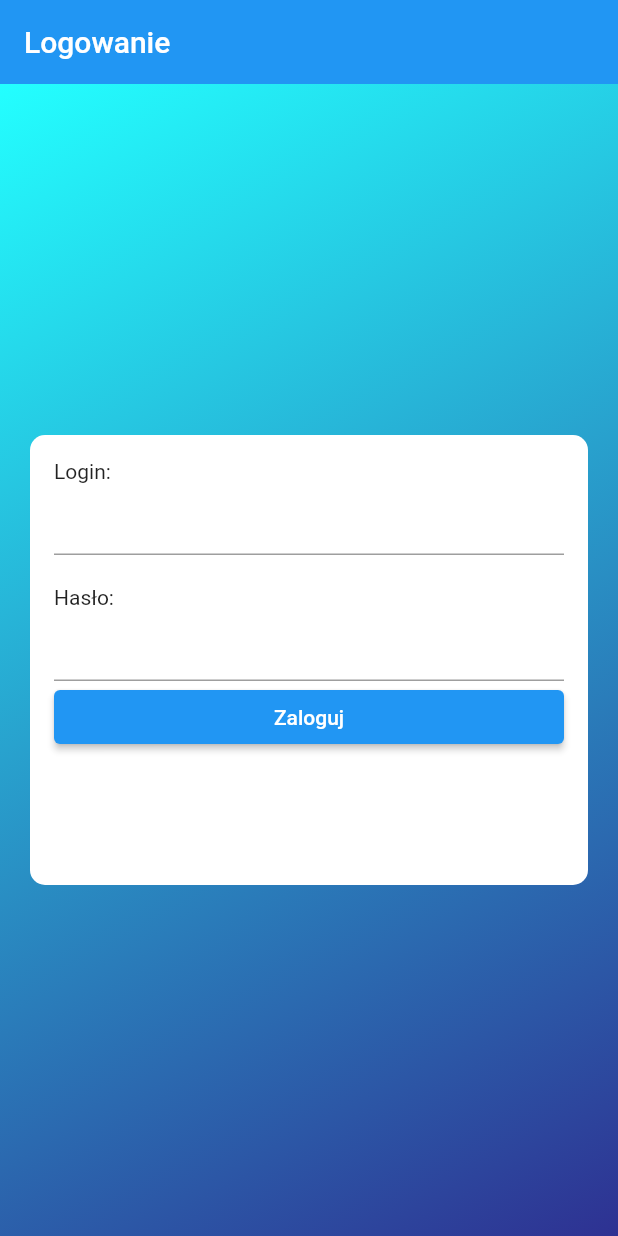
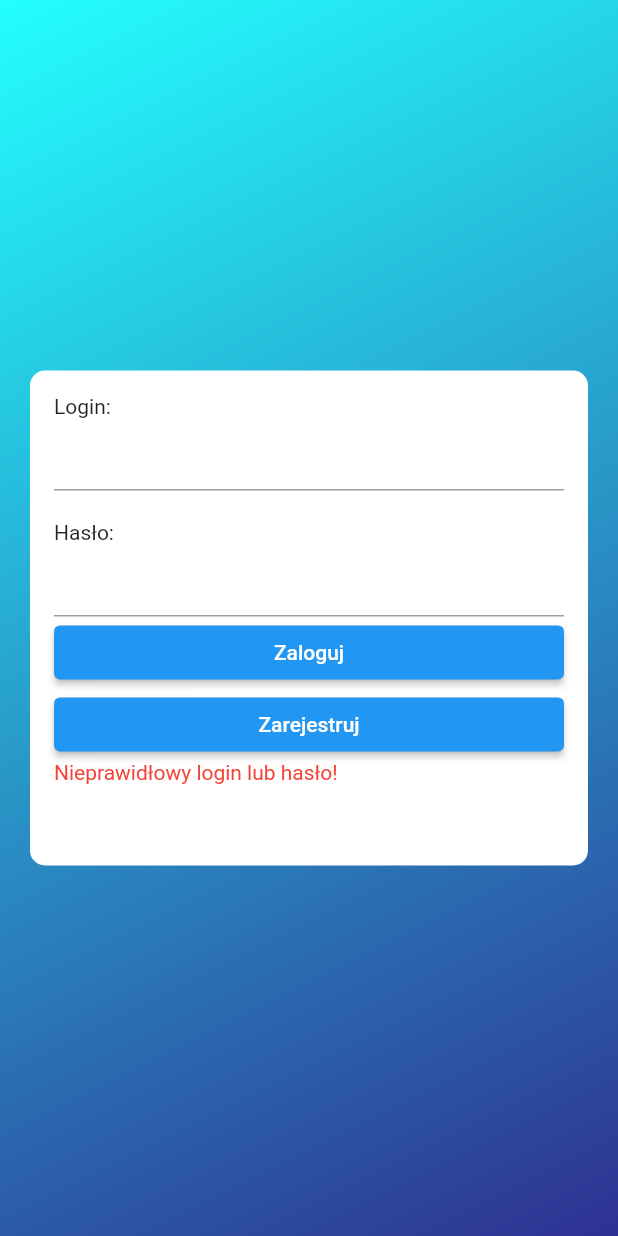
Before and after one commit to frankos6/animated-winner, a Flutter app: the screen it shows after launch, after a tap on "Zaloguj", on a phone screen of 412 x 824 dp. Run offline on Flutter 3.47's test engine with Material 2 defaults, Android fonts, the light colour scheme and no system bars; accounts and stored records are empty; network calls fail.

Commit message:
login and register

```diff
--- a/lib/main.dart
+++ b/lib/main.dart
@@ -3,5 +3,7 @@ import 'package:flutter/material.dart';
 import 'pages/LoginPage.dart';
 
 void main() {
-  runApp(const LoginPage());
+  runApp(const MaterialApp(
+      home: LoginPage())
+  );
 }
--- a/lib/pages/LoginPage.dart
+++ b/lib/pages/LoginPage.dart
@@ -1,8 +1,9 @@
 import 'package:flutter/material.dart';
 import 'package:mobile_app/models/DTO/UserLoginDTO.dart';
-import 'package:mobile_app/pages/MainPage.dart';
+import 'package:mobile_app/pages/LoadingPage.dart';
 import 'package:mobile_app/services/Themes.dart';
 import 'package:mobile_app/services/UserService.dart';
+import 'MainPage.dart';
 
 class LoginPage extends StatefulWidget {
   const LoginPage({super.key});
@@ -12,18 +13,14 @@ class LoginPage extends StatefulWidget {
 }
 
 class _LoginPageState extends State<LoginPage> {
-
   final TextEditingController _loginController = TextEditingController();
   final TextEditingController _passwordController = TextEditingController();
+  bool showErrorMessage = false;
+  bool showRegisterMessage = false;
 
   @override
   Widget build(BuildContext context) {
-    return MaterialApp(
-      home: Scaffold(
-        appBar: AppBar(
-          title: const Text("Logowanie"),
-          elevation: 0.0,
-        ),
+    return Scaffold(
       body: Container(
         padding: const EdgeInsets.symmetric(horizontal: 20, vertical: 20),
         height: double.infinity,
@@ -32,18 +29,15 @@ class _LoginPageState extends State<LoginPage> {
             gradient: LinearGradient(
                 colors: [Themes.darkBlue, Themes.lightBlue],
                 begin: Alignment.bottomRight,
-              end: Alignment.topLeft
-            )
-          ),
+                end: Alignment.topLeft)),
         child: Align(
           alignment: Alignment.center,
           child: Container(
-              height: 300,
+            height: 330,
             padding: const EdgeInsets.all(16),
             decoration: const BoxDecoration(
                 color: Colors.white,
-                borderRadius: BorderRadius.all(Radius.circular(10))
-              ),
+                borderRadius: BorderRadius.all(Radius.circular(10))),
             child: Column(
               crossAxisAlignment: CrossAxisAlignment.stretch,
               children: [
@@ -61,27 +55,56 @@ class _LoginPageState extends State<LoginPage> {
                 ),
                 ElevatedButton(
                   onPressed: () async {
+                    showErrorMessage = false;
+                    showRegisterMessage = false;
                     UserService userService = UserService();
 
                     UserLoginDTO userLogin = UserLoginDTO(
                         login: _loginController.text,
-                          password: _passwordController.text
-                      );
+                        password: _passwordController.text);
 
                     await userService.getUserData(userLogin);
-                      if(UserService.loggedIn){
-                        if(context.mounted){
-                          Navigator.push(context, MaterialPageRoute(
-                              builder: (context) => const MainPage()));
+                    if (UserService.loggedIn) {
+                      if (context.mounted) {
+                        Navigator.pushReplacement(
+                            context,
+                            MaterialPageRoute(
+                                builder: (context) => const Loading()));
                       }
+                    }else{
+                      setState(() {
+                        showErrorMessage = true;
+                      });
                     }
                   },
                   child: const Text("Zaloguj"),
+                ),
+                ElevatedButton(
+                  onPressed: () async {
+                    showErrorMessage = false;
+                    showRegisterMessage = false;
+                    UserService userService = UserService();
 
+                    UserLoginDTO userRegister = UserLoginDTO(
+                        login: _loginController.text,
+                        password: _passwordController.text);
+
+                    await userService.registerUser(userRegister);
+                    if (UserService.registered) {
+                      setState(() {
+                        showRegisterMessage = true;
+                      });
+                    }
+                  },
+                  child: const Text("Zarejestruj"),
                 ),
+                if(showErrorMessage)
+                  const Text("Nieprawidłowy login lub hasło!", style: TextStyle(color: Colors.red)),
+                if(showRegisterMessage)
+                  const Text("Pomyślnie zarejestrowano. Możesz się teraz zalogować",
+                      style: TextStyle(color: Colors.green)),
 
               ],
-              ),
             ),
           ),
         ),
--- a/lib/pages/MainPage.dart
+++ b/lib/pages/MainPage.dart
@@ -1,7 +1,8 @@
 import 'package:flutter/material.dart';
 
 class MainPage extends StatefulWidget {
-  const MainPage({super.key});
+  final data;
+  const MainPage({super.key, required this.data});
 
   @override
   State<MainPage> createState() => _MainPageState();
--- a/lib/pages/RegisterPage.dart
+++ /dev/null
@@ -1,20 +0,0 @@
-import 'package:flutter/material.dart';
-
-class RegisterPage extends StatefulWidget {
-  const RegisterPage({super.key});
-
-  @override
-  State<RegisterPage> createState() => _RegisterPageState();
-}
-
-class _RegisterPageState extends State<RegisterPage> {
-  @override
-  Widget build(BuildContext context) {
-    return MaterialApp(
-      home: Scaffold(
-        appBar: AppBar(title: Text("Rejestracja")),
-        body: Placeholder(),
-      ),
-    );
-  }
-}
--- a/lib/services/UserService.dart
+++ b/lib/services/UserService.dart
@@ -8,12 +8,36 @@ class UserService{
   UserService();
   late User user;
   static bool loggedIn = false;
+  static bool registered = false;
 
 
   Future<void> getUserData(UserLoginDTO userData) async {
+    ///request user data from api
+    try {
+      var response = await http.post(
+          Uri.parse('https://jsonplaceholder.typicode.com/posts/'),
+          body: {'login': userData.login, 'password': userData.password}
+      );
+      if(response.statusCode == 200 || response.statusCode == 201){
+        print(response.body);
+        //loggedIn = true;
 
-    ///request user data from api
+      }
+    } catch(e) {
+      print(e);
+    }
 
+    ///test user
+    if(userData.password == "admin" && userData.login == "admin"){
+      loggedIn = true;
+      user = User(userId: 1, login: "admin", password: "admin", role: 1);
+    }else{
+      loggedIn = false;
+    }
+  }
+
+  Future<void> registerUser(UserLoginDTO userData) async {
+    ///call to api to register endpoint
     try {
       var response = await http.post(
           Uri.parse('https://jsonplaceholder.typicode.com/posts/'),
@@ -27,7 +51,8 @@ class UserService{
       print(e);
     }
 
-    loggedIn = true;
-    user = User(userId: 1, login: "admin", password: "admin", role: 1);
+    ///test user
+    registered = true;
   }
+
 }
```
Also changed, not shown: lib/models/Device.dart (added, +32 -0 lines), lib/pages/LoadingPage.dart (+21 -9 lines), lib/services/DataService.dart (+22 -1 lines). Lines whose indentation alone changed are shown as unchanged.
